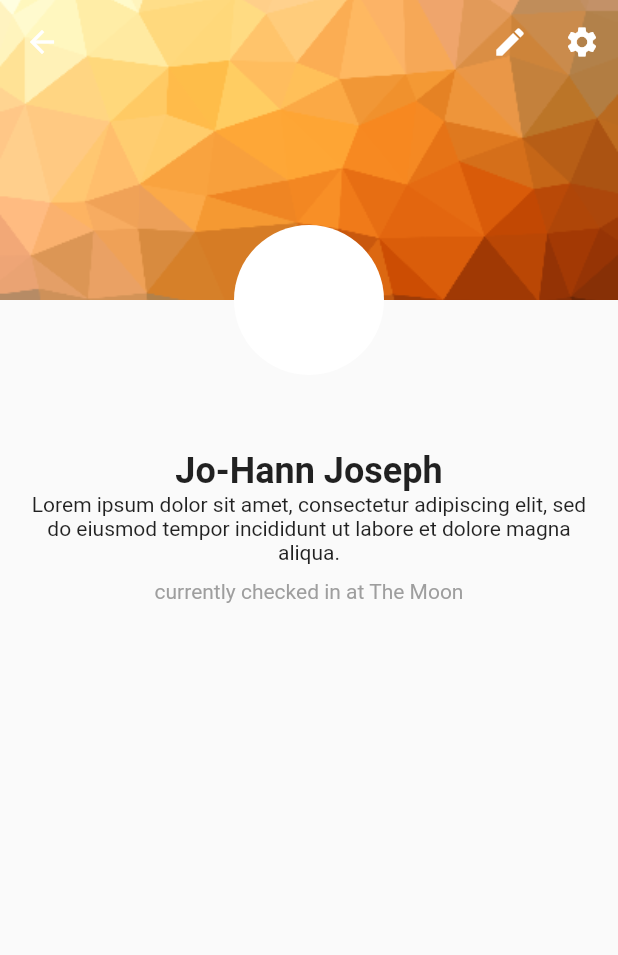
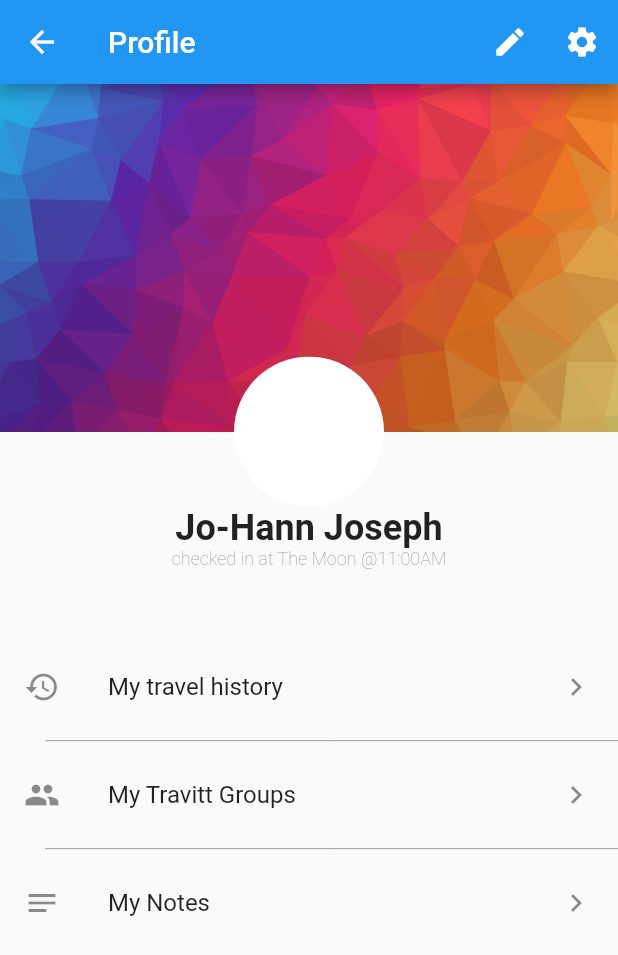
Before and after one commit to skylarkJoker/mappo, a Flutter app: the Profile screen opened by its route, on a phone screen of 412 x 824 dp. Shown: the top 955 px of the screen. Run offline on Flutter 3.47's test engine with Material 2 defaults, Android fonts, the phone set to English and light mode, and no system bars; missing offline and left inert: mapbox_gl; network calls fail.

```diff
--- a/lib/pages/profile.dart
+++ b/lib/pages/profile.dart
@@ -6,15 +6,8 @@ class Profile extends StatelessWidget {
   @override
   Widget build(BuildContext context) {
     return Scaffold(
-      body: CustomScrollView(
-        physics: BouncingScrollPhysics(),
-        slivers: [
-          SliverAppBar(
-            stretch: true,
-            onStretchTrigger: () {
-              return;
-            },
-            expandedHeight: 200.0,
+        appBar: AppBar(
+          title: Text('Profile'),
           actions: [
             IconButton(
               icon: Icon(Icons.edit),
@@ -25,11 +18,15 @@ class Profile extends StatelessWidget {
               onPressed: () => {},
             ),
           ],
-            flexibleSpace: Stack(
-              fit: StackFit.expand,
+        ),
+        body: Container(
+          child: Column(
+            children: [
+              Container(
+                child: Stack(
                   children: [
                     Image.asset(
-                  'assets/images/trianglify-lowres1.png',
+                      'assets/images/lowpoly.png',
                       fit: BoxFit.cover,
                     ),
                     Positioned.fill(
@@ -46,36 +43,48 @@ class Profile extends StatelessWidget {
                   overflow: Overflow.visible,
                 ),
               ),
-          SliverList(
-            delegate: SliverChildListDelegate([
               SizedBox(
-                height: 100.0,
+                height: 50.0,
               ),
-              Container(
-                padding: EdgeInsets.symmetric(horizontal: 20.0),
-                child: Column(children: [
               Text(
                 'Jo-Hann Joseph',
-                    style:
-                        TextStyle(fontSize: 24.0, fontWeight: FontWeight.bold),
+                style: TextStyle(fontSize: 24.0, fontWeight: FontWeight.bold),
               ),
               Text(
-                    'Lorem ipsum dolor sit amet, consectetur adipiscing elit, sed do eiusmod tempor incididunt ut labore et dolore magna aliqua.',
-                    textAlign: TextAlign.center,
+                'checked in at The Moon @11:00AM',
+                style: TextStyle(
+                    color: Colors.grey,
+                    fontSize: 12.0,
+                    fontWeight: FontWeight.w100),
               ),
               SizedBox(
-                    height: 10.0,
+                height: 50.0,
               ),
-                  Text(
-                    'currently checked in at The Moon',
-                    style: TextStyle(color: Colors.grey),
-                  )
-                ]),
+              ListTile(
+                leading: Icon(Icons.history),
+                title: Text('My travel history'),
+                trailing: Icon(Icons.navigate_next),
               ),
-            ]),
-          )
+              Divider(
+                color: Colors.grey,
+                indent: 30.0,
+              ),
+              ListTile(
+                leading: Icon(Icons.group),
+                title: Text('My Travitt Groups'),
+                trailing: Icon(Icons.navigate_next),
+              ),
+              Divider(
+                color: Colors.grey,
+                indent: 30.0,
+              ),
+              ListTile(
+                leading: Icon(Icons.notes),
+                title: Text('My Notes'),
+                trailing: Icon(Icons.navigate_next),
+              ),
             ],
           ),
-    );
+        ));
   }
 }
```
Also changed, not shown: lib/main.dart (+3 -8 lines), lib/pages/hub.dart (+13 -1 lines), lib/pages/map.dart (+11 -7 lines), lib/pages/wizard.dart (added, +78 -0 lines), assets/images/lowpoly.png (added). Lines whose indentation alone changed are shown as unchanged.
